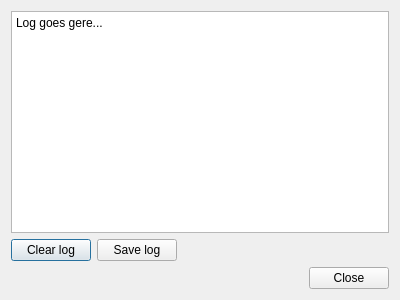
bingostar89/Papywizard, file papywizard/view/loggerDialog.ui: the form before one commit.
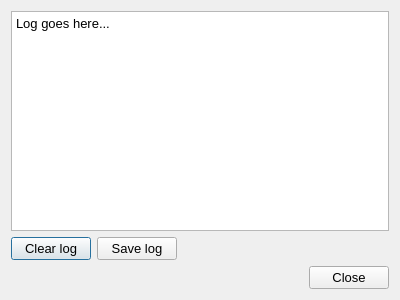
The form after the commit. Icons and pictures are not drawn.

What changed in the file:
```diff
--- a/papywizard/view/loggerDialog.ui
+++ b/papywizard/view/loggerDialog.ui
@@ -9,6 +9,11 @@
     <height>300</height>
    </rect>
   </property>
+  <property name="font" >
+   <font>
+    <pointsize>10</pointsize>
+   </font>
+  </property>
   <property name="windowTitle" >
    <string>Logger</string>
   </property>
@@ -28,7 +33,7 @@
         <bool>true</bool>
        </property>
        <property name="plainText" >
-        <string>Log goes gere...</string>
+        <string>Log goes here...</string>
        </property>
        <property name="backgroundVisible" >
         <bool>false</bool>
```
